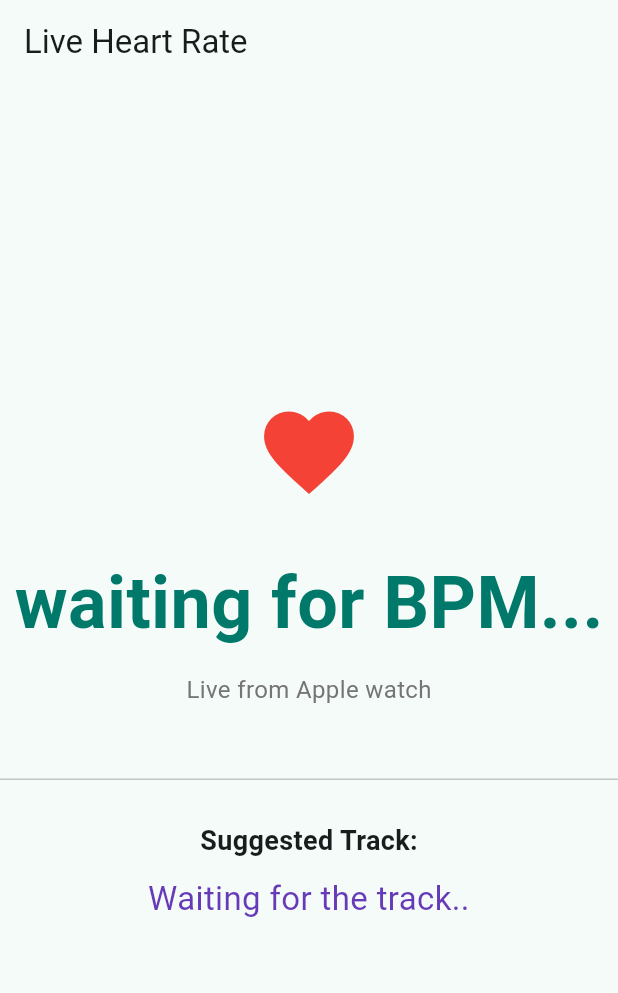
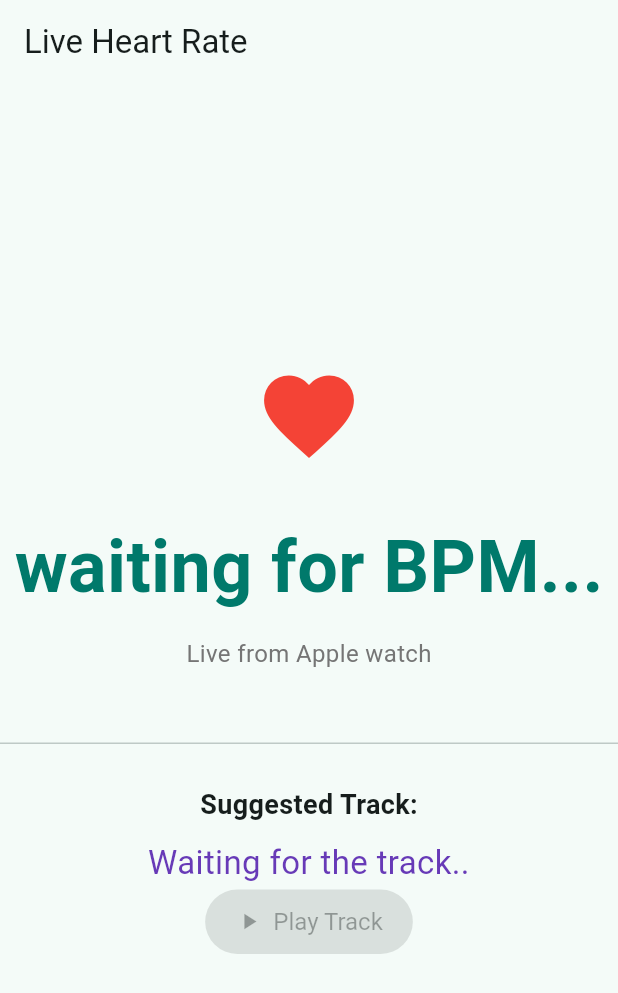
Before and after one commit to mounakrishna-r/heartbeats, a Flutter app: the screen it shows after launch, on a phone screen of 412 x 824 dp. Shown: the top 993 px of the screen. Run offline on Flutter 3.47's test engine with Material 3 defaults, Android fonts, the phone set to English and light mode, and no system bars; drawn by our look-alikes of flutter_animate; missing offline and left inert: health.

Commit message:
added mock labels and a button

```diff
--- a/lib/main.dart
+++ b/lib/main.dart
@@ -106,6 +106,20 @@ class _HeartRateStreamState extends State<HeartRateStream>{
                 style: const TextStyle(fontSize: 22, color: Colors.deepPurple),
                 textAlign: TextAlign.center,
               ),
+
+            ElevatedButton.icon(
+                onPressed: _bpm !=null
+            ? () => _service.playSuggestedTrack(_bpm!)
+            : null,
+            icon: const Icon(Icons.play_arrow),
+            label: const Text('Play Track'),
+            style: ElevatedButton.styleFrom(
+              backgroundColor: Colors.teal,
+              foregroundColor: Colors.white,
+              padding: const EdgeInsets.symmetric(horizontal: 20, vertical: 12),
+              textStyle: const TextStyle(fontSize: 16),
+            ),
+            ),
           ],
         ),
       ),
--- a/lib/services/heartRateService.dart
+++ b/lib/services/heartRateService.dart
@@ -9,7 +9,7 @@ class HeartRateService {
     final List<HealthDataType>types = [HealthDataType.HEART_RATE];
     final Duration queryWindow = Duration(minutes: 3);
     final now = DateTime.now();
-    final past = now.subtract(const Duration(minutes: 3));
+    final past = now.subtract(const Duration(minutes: 10));
 
     final authorized = await _health.requestAuthorization(types);
     if (!authorized) {
@@ -27,6 +27,20 @@ class HeartRateService {
     return (latest.value as NumericHealthValue).numericValue.round();
   }
 
+  void playSuggestedTrack(int bpm){
+    final label = pickTrackLabelFromBPM(bpm);
+    final trackId = _mockTrackIds[label]  ??  'spotify:track:default';
+    debugPrint('🎵 Simulated play: $trackId ($label)');
+  }
+
+  final Map<String, String> _mockTrackIds = {
+    'Lo-fi Chill – unwind ✨': 'spotify:track:lofi123',
+    'Indie Grooves – smooth flow 🌊': 'spotify:track:indie456',
+    'Dance Pop – move your vibe 🎶': 'spotify:track:dance789',
+    'EDM Pulse – let it lift 🔥': 'spotify:track:edm101',
+    'Hard Beats – unleash beast mode ⚡️': 'spotify:track:hard999',
+  };
+
   /// Suggests a song/genre for the given heart rate.
   String pickTrackLabelFromBPM(int bpm) {
     if (bpm < 70) return 'Lo-fi Chill – unwind ✨';
@@ -35,5 +49,4 @@ class HeartRateService {
     if (bpm < 130) return 'EDM Pulse – let it lift 🔥';
     return 'Hard Beats – unleash beast mode ⚡️';
   }
-
 }
```
